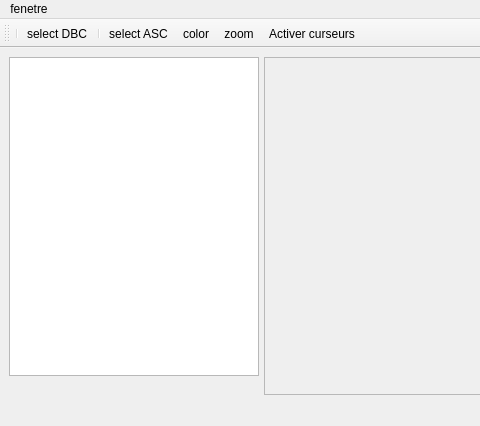
Before: the Qt Designer form cantracer/mainwindow.ui in Omaridsd/virtualcantracer, drawn with Qt 5; both pictures show x 0 to 480 and y 0 to 426 of the 976 by 426 pixel window.
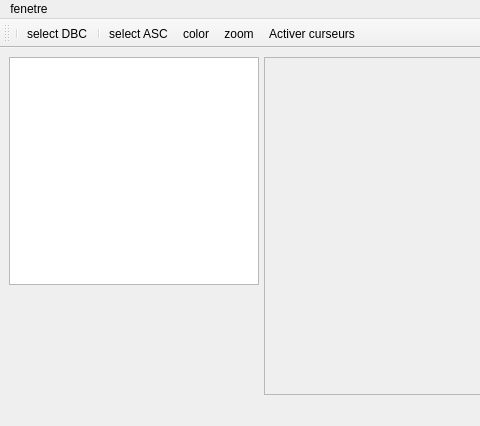
After: the same form once the commit is applied.

```diff
--- a/cantracer/mainwindow.ui
+++ b/cantracer/mainwindow.ui
@@ -31,10 +31,16 @@
       </property>
       <item>
        <widget class="QTreeWidget" name="treeSignals">
+        <property name="sizePolicy">
+         <sizepolicy hsizetype="Expanding" vsizetype="Maximum">
+          <horstretch>0</horstretch>
+          <verstretch>0</verstretch>
+         </sizepolicy>
+        </property>
         <property name="maximumSize">
          <size>
           <width>250</width>
-          <height>16777215</height>
+          <height>10000</height>
          </size>
         </property>
         <property name="uniformRowHeights">
@@ -50,8 +56,33 @@
         </column>
        </widget>
       </item>
+      <item>
+       <widget class="QLabel" name="labelDeltaT">
+        <property name="maximumSize">
+         <size>
+          <width>16777215</width>
+          <height>50</height>
+         </size>
+        </property>
+        <property name="text">
+         <string/>
+        </property>
+       </widget>
+      </item>
       <item>
        <widget class="QLabel" name="labelStatus">
+        <property name="sizePolicy">
+         <sizepolicy hsizetype="Preferred" vsizetype="Preferred">
+          <horstretch>0</horstretch>
+          <verstretch>0</verstretch>
+         </sizepolicy>
+        </property>
+        <property name="maximumSize">
+         <size>
+          <width>16777215</width>
+          <height>50</height>
+         </size>
+        </property>
         <property name="text">
          <string/>
         </property>
```
